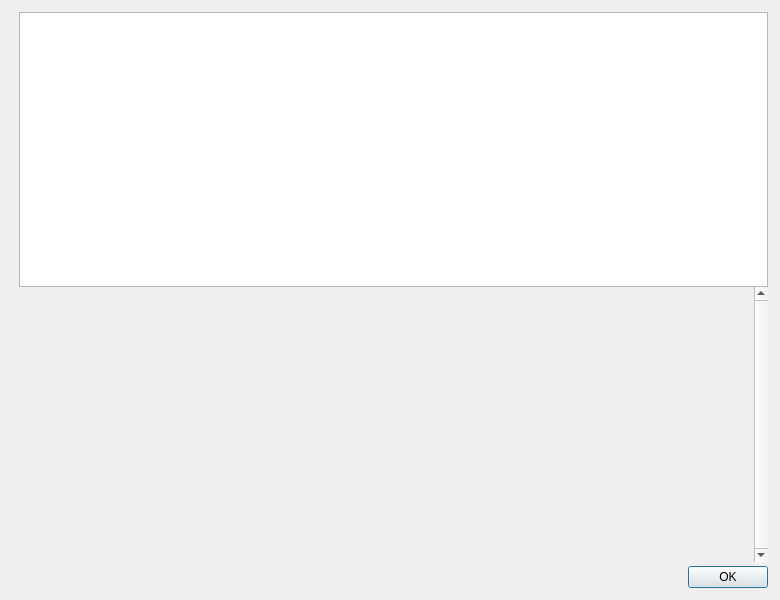
Old version of the form src/qt/forms/helpmessagedialog.ui in the repository wizz13150/gapcoin-core.
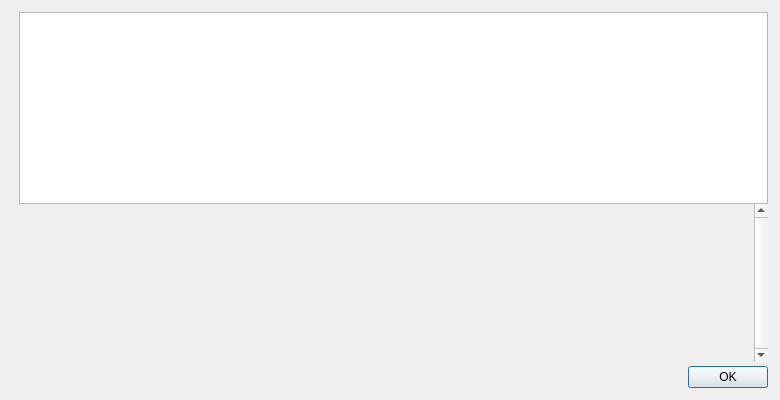
New version of the form. Icons and pictures are not drawn.

Commit message: remove references to John Allen Frey

```diff
--- a/src/qt/forms/helpmessagedialog.ui
+++ b/src/qt/forms/helpmessagedialog.ui
@@ -7,7 +7,7 @@
     <x>0</x>
     <y>0</y>
     <width>780</width>
-    <height>600</height>
+    <height>400</height>
    </rect>
   </property>
   <layout class="QHBoxLayout" name="horizontalLayout_2">
```
The commit also changes 1 other file.
